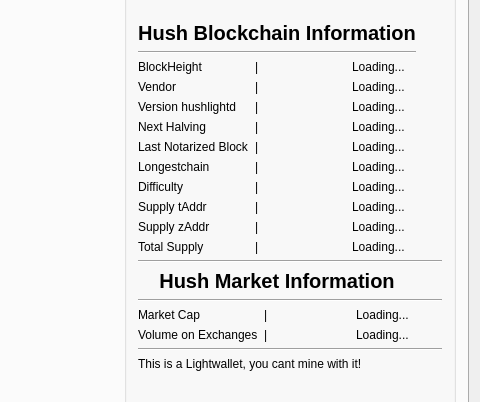
Before: the Qt Designer form src/mainwindow.ui in lcruz1618/SilentDragonLite, drawn with Qt 5; both pictures show x 794 to 1274 and y 206 to 608 of the 1274 by 779 pixel window.
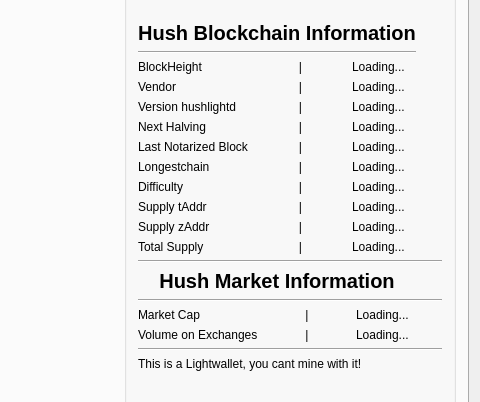
After: the same form once the commit is applied. Icons and pictures are not drawn. Custom widgets are drawn as their Qt base class.

Commit message: improvements to render the price

What changed in the file:
```diff
--- a/src/mainwindow.ui
+++ b/src/mainwindow.ui
@@ -1010,7 +1010,7 @@
              <item row="2" column="1">
               <widget class="QLabel" name="label_20">
                <property name="text">
-                <string>|</string>
+                <string>&lt;html&gt;&lt;head/&gt;&lt;body&gt;&lt;p align=&quot;center&quot;&gt;|&lt;/p&gt;&lt;/body&gt;&lt;/html&gt;</string>
                </property>
               </widget>
              </item>
@@ -1024,7 +1024,7 @@
              <item row="9" column="1">
               <widget class="QLabel" name="label_38">
                <property name="text">
-                <string>|</string>
+                <string>&lt;html&gt;&lt;head/&gt;&lt;body&gt;&lt;p align=&quot;center&quot;&gt;|&lt;/p&gt;&lt;/body&gt;&lt;/html&gt;</string>
                </property>
               </widget>
              </item>
@@ -1045,7 +1045,7 @@
              <item row="6" column="1">
               <widget class="QLabel" name="label_18">
                <property name="text">
-                <string>|</string>
+                <string>&lt;html&gt;&lt;head/&gt;&lt;body&gt;&lt;p align=&quot;center&quot;&gt;|&lt;/p&gt;&lt;/body&gt;&lt;/html&gt;</string>
                </property>
               </widget>
              </item>
@@ -1094,14 +1094,14 @@
              <item row="5" column="1">
               <widget class="QLabel" name="label_28">
                <property name="text">
-                <string>|</string>
+                <string>&lt;html&gt;&lt;head/&gt;&lt;body&gt;&lt;p align=&quot;center&quot;&gt;|&lt;/p&gt;&lt;/body&gt;&lt;/html&gt;</string>
                </property>
               </widget>
              </item>
              <item row="8" column="1">
               <widget class="QLabel" name="label_34">
                <property name="text">
-                <string>|</string>
+                <string>&lt;html&gt;&lt;head/&gt;&lt;body&gt;&lt;p align=&quot;center&quot;&gt;|&lt;/p&gt;&lt;/body&gt;&lt;/html&gt;</string>
                </property>
               </widget>
              </item>
@@ -1115,7 +1115,7 @@
              <item row="0" column="1">
               <widget class="QLabel" name="label_23">
                <property name="text">
-                <string>|</string>
+                <string>&lt;html&gt;&lt;head/&gt;&lt;body&gt;&lt;p align=&quot;center&quot;&gt;|&lt;/p&gt;&lt;/body&gt;&lt;/html&gt;</string>
                </property>
               </widget>
              </item>
@@ -1136,7 +1136,7 @@
              <item row="4" column="1">
               <widget class="QLabel" name="label_26">
                <property name="text">
-                <string>|</string>
+                <string>&lt;html&gt;&lt;head/&gt;&lt;body&gt;&lt;p align=&quot;center&quot;&gt;|&lt;/p&gt;&lt;/body&gt;&lt;/html&gt;</string>
                </property>
               </widget>
              </item>
@@ -1150,7 +1150,7 @@
              <item row="3" column="1">
               <widget class="QLabel" name="label_13">
                <property name="text">
-                <string>|</string>
+                <string>&lt;html&gt;&lt;head/&gt;&lt;body&gt;&lt;p align=&quot;center&quot;&gt;|&lt;/p&gt;&lt;/body&gt;&lt;/html&gt;</string>
                </property>
               </widget>
              </item>
@@ -1164,7 +1164,7 @@
              <item row="7" column="1">
               <widget class="QLabel" name="label_29">
                <property name="text">
-                <string>|</string>
+                <string>&lt;html&gt;&lt;head/&gt;&lt;body&gt;&lt;p align=&quot;center&quot;&gt;|&lt;/p&gt;&lt;/body&gt;&lt;/html&gt;</string>
                </property>
               </widget>
              </item>
@@ -1192,7 +1192,7 @@
              <item row="1" column="1">
               <widget class="QLabel" name="label_22">
                <property name="text">
-                <string>|</string>
+                <string>&lt;html&gt;&lt;head/&gt;&lt;body&gt;&lt;p align=&quot;center&quot;&gt;|&lt;/p&gt;&lt;/body&gt;&lt;/html&gt;</string>
                </property>
               </widget>
              </item>
@@ -1264,7 +1264,7 @@
              <item row="1" column="1">
               <widget class="QLabel" name="label_9">
                <property name="text">
-                <string>|</string>
+                <string>&lt;html&gt;&lt;head/&gt;&lt;body&gt;&lt;p align=&quot;center&quot;&gt;|&lt;/p&gt;&lt;/body&gt;&lt;/html&gt;</string>
                </property>
               </widget>
              </item>
@@ -1285,7 +1285,7 @@
              <item row="0" column="1">
               <widget class="QLabel" name="label_11">
                <property name="text">
-                <string>|</string>
+                <string>&lt;html&gt;&lt;head/&gt;&lt;body&gt;&lt;p align=&quot;center&quot;&gt;|&lt;/p&gt;&lt;/body&gt;&lt;/html&gt;</string>
                </property>
               </widget>
              </item>
```
The commit also changes 2 other files.
